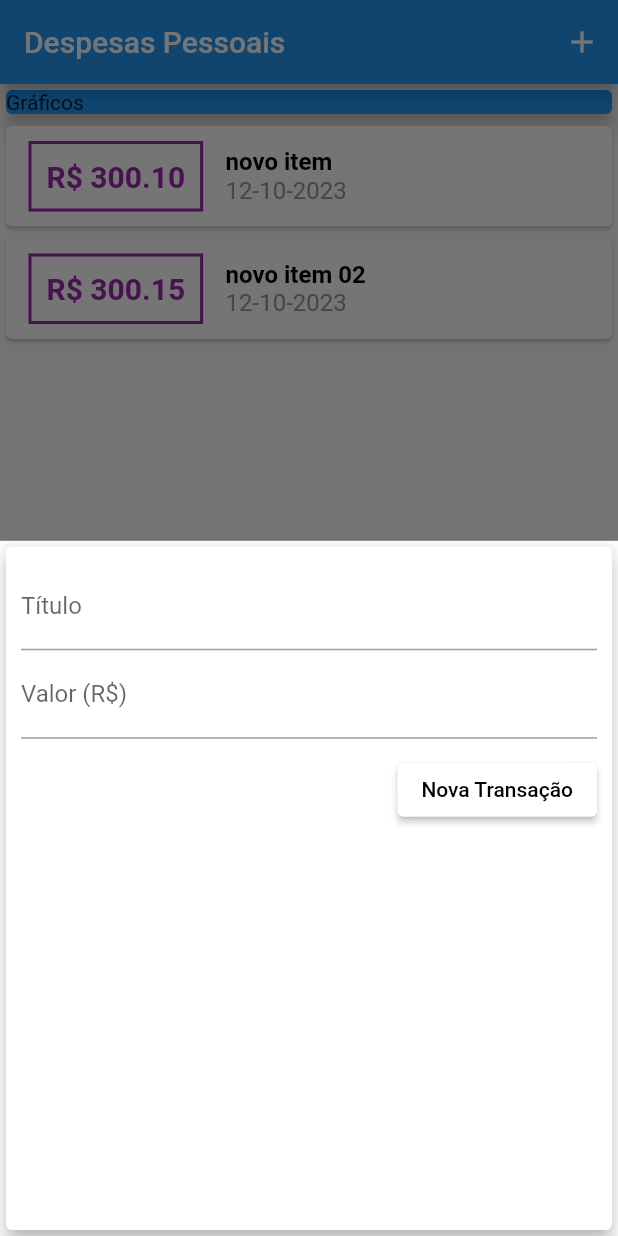
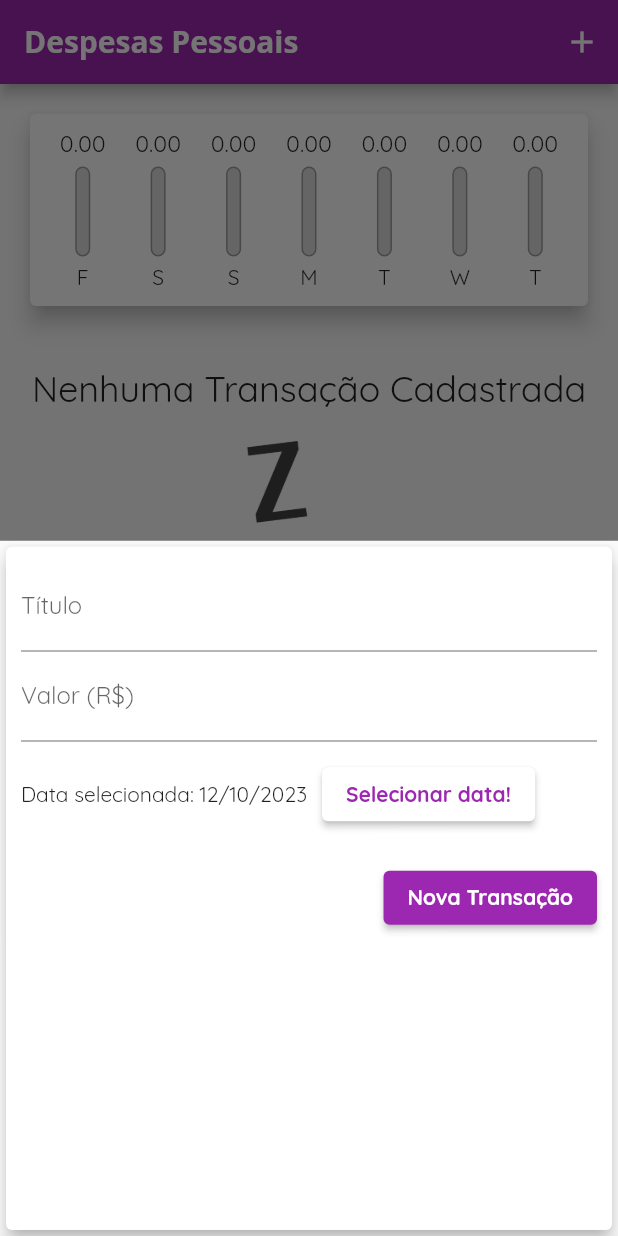
Before and after one commit to Roni-Blive/expenses, a Flutter app: the screen it shows after launch, after a tap on the "add" icon, on a phone screen of 412 x 824 dp. Run offline on Flutter 3.47's test engine with Material 2 defaults, Android fonts, the phone set to English and light mode, and no system bars.

```diff
--- /dev/null
+++ b/lib/components/chart.dart
@@ -0,0 +1,65 @@
+import 'package:expenses/components/chart_bar.dart';
+import 'package:expenses/models/transaction.dart';
+import 'package:flutter/material.dart';
+import 'package:intl/intl.dart';
+
+class Chart extends StatelessWidget {
+  const Chart(this.recentsTransaction, {super.key});
+
+  final List<Transaction> recentsTransaction;
+
+  List<Map<String, Object>> get groupedTransactrions {
+    return List.generate(7, (index) {
+      final weekDay = DateTime.now().subtract(Duration(days: index));
+
+      double totalSum = 0.0;
+
+      for (var i = 0; i < recentsTransaction.length; i++) {
+        bool sameDay = recentsTransaction[i].date.day == weekDay.day;
+        bool sameMoth = recentsTransaction[i].date.month == weekDay.month;
+        bool sameYear = recentsTransaction[i].date.year == weekDay.year;
+
+        if (sameYear && sameMoth && sameDay) {
+          totalSum += recentsTransaction[i].value;
+        }
+      }
+
+      return {
+        "day": DateFormat.E().format(weekDay)[0],
+        "value": totalSum,
+      };
+    }).reversed.toList();
+  }
+
+  double get _weekTotalValue {
+    return groupedTransactrions.fold(0.0, (sum, tr) {
+      return sum + (tr["value"] as double);
+    });
+  }
+
+  @override
+  Widget build(BuildContext context) {
+    return Card(
+      elevation: 6,
+      margin: const EdgeInsets.all(20),
+      child: Padding(
+        padding: const EdgeInsets.all(10),
+        child: Row(
+          mainAxisAlignment: MainAxisAlignment.spaceAround,
+          children: groupedTransactrions.map((tr) {
+            return Flexible(
+              fit: FlexFit.tight,
+              child: ChartBar(
+                label: tr["day"].toString(),
+                value: (tr["value"] as double),
+                pecentage: _weekTotalValue == 0
+                    ? 0
+                    : (tr["value"] as double) / _weekTotalValue,
+              ),
+            );
+          }).toList(),
+        ),
+      ),
+    );
+  }
+}
--- /dev/null
+++ b/lib/components/chart_bar.dart
@@ -0,0 +1,65 @@
+import 'package:flutter/material.dart';
+
+class ChartBar extends StatelessWidget {
+  const ChartBar({
+    super.key,
+    this.label,
+    this.pecentage,
+    this.value,
+  });
+
+  final String? label;
+  final double? value;
+  final double? pecentage;
+
+  @override
+  Widget build(BuildContext context) {
+    return Column(
+      children: [
+        SizedBox(
+          height: 20,
+          child: FittedBox(
+            child: Text(value!.toStringAsFixed(2)),
+          ),
+        ),
+        const SizedBox(
+          height: 5,
+        ),
+        Container(
+          height: 60,
+          width: 10,
+          child: Stack(
+            alignment: Alignment.bottomCenter,
+            children: [
+              Container(
+                decoration: BoxDecoration(
+                  border: Border.all(
+                    color: Colors.grey,
+                    width: 1.0,
+                  ),
+                  color: const Color.fromRGBO(220, 220, 220, 1),
+                  borderRadius: BorderRadius.circular(5),
+                ),
+              ),
+              FractionallySizedBox(
+                heightFactor: pecentage,
+                child: Container(
+                  decoration: BoxDecoration(
+                    color: Theme.of(context).primaryColor,
+                    borderRadius: BorderRadius.circular(5),
+                  ),
+                ),
+              ),
+            ],
+          ),
+        ),
+        const SizedBox(
+          height: 5,
+        ),
+        Text(
+          label.toString(),
+        ),
+      ],
+    );
+  }
+}
--- a/lib/components/transaciton_form.dart
+++ b/lib/components/transaciton_form.dart
@@ -1,9 +1,10 @@
 import 'package:flutter/material.dart';
+import 'package:intl/intl.dart';
 
 class TransactionForm extends StatefulWidget {
   const TransactionForm(this.onSubmit, {super.key});
 
-  final void Function(String, double) onSubmit;
+  final void Function(String, double, DateTime) onSubmit;
 
   @override
   State<TransactionForm> createState() => _TransactionFormState();
@@ -14,16 +15,35 @@ class _TransactionFormState extends State<TransactionForm> {
 
   final TextEditingController titleController = TextEditingController();
 
+  DateTime _selectedDate = DateTime.now();
+
   void _submit() {
     final String title = titleController.text;
     final double value = double.tryParse(valueController.text) ?? 0.0;
+    final DateTime dateTime = _selectedDate;
 
     if (title.isEmpty || value <= 0) return;
 
     widget.onSubmit(
       title,
       value,
+      dateTime,
     );
+  }
+
+  void _showDatePicker() {
+    showDatePicker(
+      context: context,
+      initialDate: DateTime.now(),
+      firstDate: DateTime(2019),
+      lastDate: DateTime.now(),
+    ).then((pickedDate) {
+      if (pickedDate == null) return;
+
+      setState(() {
+        _selectedDate = pickedDate;
+      });
+    });
   }
 
   @override
@@ -50,6 +70,31 @@ class _TransactionFormState extends State<TransactionForm> {
                 labelText: "Valor (R\$)",
               ),
             ),
+            SizedBox(
+              height: 70,
+              child: Row(
+                children: [
+                  Text(
+                    "Data selecionada: ${DateFormat('d/M/y').format(_selectedDate)}",
+                  ),
+                  Container(
+                    margin: const EdgeInsets.all(10),
+                    child: ElevatedButton(
+                      style: const ButtonStyle(
+                        foregroundColor:
+                            MaterialStatePropertyAll(Colors.purple),
+                        backgroundColor: MaterialStatePropertyAll(Colors.white),
+                      ),
+                      onPressed: _showDatePicker,
+                      child: const Text(
+                        "Selecionar data!",
+                        style: TextStyle(fontWeight: FontWeight.bold),
+                      ),
+                    ),
+                  )
+                ],
+              ),
+            ),
             Row(
               mainAxisAlignment: MainAxisAlignment.end,
               children: [
@@ -57,12 +102,11 @@ class _TransactionFormState extends State<TransactionForm> {
                   padding: const EdgeInsets.fromLTRB(0, 10, 0, 0),
                   child: ElevatedButton(
                     onPressed: _submit,
-                    style: const ButtonStyle(
-                      backgroundColor: MaterialStatePropertyAll(Colors.white),
-                    ),
                     child: const Text(
                       "Nova Transação",
-                      style: TextStyle(color: Colors.black),
+                      style: TextStyle(
+                        fontWeight: FontWeight.bold,
+                      ),
                     ),
                   ),
                 ),
--- a/lib/components/transations_list.dart
+++ b/lib/components/transations_list.dart
@@ -3,62 +3,68 @@ import '../models/transaction.dart';
 import 'package:intl/intl.dart';
 
 class TransactionList extends StatelessWidget {
-  const TransactionList(this.transactions, {super.key});
+  const TransactionList(this.transactions,this.removeTransaction, {super.key});
 
   final List<Transaction> transactions;
+  final void Function(String) removeTransaction;
 
   @override
   Widget build(BuildContext context) {
     return SizedBox(
-      height: 600,
-      child: ListView.builder(
+      height: 400,
+      child: transactions.isEmpty
+          ? Column(
+              children: [
+                const SizedBox(
+                  height: 20,
+                ),
+                Text(
+                  "Nenhuma Transação Cadastrada",
+                  style: Theme.of(context).textTheme.headlineSmall,
+                ),
+                const SizedBox(
+                  height: 20,
+                ),
+                SizedBox(
+                  height: 200,
+                  child: Image.asset(
+                    'assets/images/waiting.png',
+                    fit: BoxFit.cover,
+                  ),
+                ),
+              ],
+            )
+          : ListView.builder(
               itemCount: transactions.length,
               itemBuilder: (ctx, index) {
                 final tr = transactions[index];
                 return Card(
-              child: Row(
-                children: [
-                  Container(
+                  elevation: 5,
                   margin: const EdgeInsets.symmetric(
-                      horizontal: 15,
-                      vertical: 10,
+                    vertical: 8,
+                    horizontal: 10,
                   ),
-                    decoration: BoxDecoration(
-                        border: Border.all(
-                      color: Colors.purple,
-                      width: 2,
-                    )),
-                    padding: const EdgeInsets.all(10),
-                    child: Text(
-                      "R\$ ${tr.value.toStringAsFixed(2)}",
-                      style: const TextStyle(
-                        fontWeight: FontWeight.bold,
-                        fontSize: 20,
-                        color: Colors.purple,
+                  child: ListTile(
+                    leading: CircleAvatar(
+                      radius: 30,
+                      child: Padding(
+                        padding: const EdgeInsets.all(6),
+                        child: FittedBox(
+                          child: Text("R\$${tr.value.toStringAsFixed(2)}"),
                         ),
                       ),
                     ),
-                  Column(
-                    crossAxisAlignment: CrossAxisAlignment.start,
-                    children: [
-                      Text(
+                    title: Text(
                       tr.title,
-                        style: const TextStyle(
-                          fontSize: 16,
-                          fontWeight: FontWeight.bold,
-                          color: Colors.black,
+                      style: Theme.of(context).textTheme.headlineSmall,
                     ),
+                    subtitle: Text(
+                      DateFormat('d MMM y').format(tr.date),
                     ),
-                      Text(
-                        DateFormat("dd-MM-y").format(tr.date),
-                        style: const TextStyle(
-                          fontSize: 16,
-                          color: Color.fromARGB(255, 150, 154, 152),
+                    trailing: IconButton(
+                      onPressed: () => removeTransaction(tr.id),
+                      icon: const Icon(Icons.delete),
                     ),
-                      ),
-                    ],
-                  ),
-                ],
                   ),
                 );
               }),
--- a/lib/main.dart
+++ b/lib/main.dart
@@ -1,5 +1,6 @@
 import 'dart:math';
 
+import 'package:expenses/components/chart.dart';
 import 'package:expenses/components/transaciton_form.dart';
 import 'package:expenses/components/transations_list.dart';
 import 'package:expenses/models/transaction.dart';
@@ -15,13 +16,25 @@ class ExpensesApp extends StatelessWidget {
   @override
   Widget build(BuildContext context) {
     return MaterialApp(
-      home: MyHomePage(),
+      home: const MyHomePage(),
+      theme: ThemeData(
+        primarySwatch: Colors.purple,
+        fontFamily: 'Quicksand',
+        appBarTheme: const AppBarTheme(
+          titleTextStyle: TextStyle(
+            fontFamily: 'OpenSans',
+            fontWeight: FontWeight.bold,
+            color: Colors.white,
+            fontSize: 20,
+          ),
+        ),
+      ),
     );
   }
 }
 
 class MyHomePage extends StatefulWidget {
-  MyHomePage({super.key});
+  const MyHomePage({super.key});
 
   @override
   State<MyHomePage> createState() => _MyHomePageState();
@@ -36,27 +49,22 @@ class _MyHomePageState extends State<MyHomePage> {
         });
   }
 
-  final _transactions = [
-    Transaction(
-      id: 't1',
-      title: "novo item",
-      value: 300.10,
-      date: DateTime.now(),
-    ),
-    Transaction(
-      id: 't2',
-      title: "novo item 02",
-      value: 300.15,
-      date: DateTime.now(),
-    ),
-  ];
+  final List<Transaction> _transactions = [];
 
-  void _addTransaction(String title, double value) {
+  List<Transaction> get _recentransactions {
+    return _transactions.where((tr) {
+      return tr.date.isAfter(DateTime.now().subtract(
+        const Duration(days: 7),
+      ));
+    }).toList();
+  }
+
+  void _addTransaction(String title, double value, DateTime dateTime) {
     final newTrasaction = Transaction(
       id: Random().nextInt(1000).toString(),
       title: title,
       value: value,
-      date: DateTime.now(),
+      date: dateTime,
     );
 
     setState(() {
@@ -66,11 +74,20 @@ class _MyHomePageState extends State<MyHomePage> {
     Navigator.of(context).pop();
   }
 
+  void _deleteTRansaction(String id)
+  {
+    setState(() {
+      _transactions.removeWhere((tr) => tr.id == id);
+    });
+  }
+
   @override
   Widget build(BuildContext context) {
     return Scaffold(
       appBar: AppBar(
-        title: const Text("Despesas Pessoais"),
+        title: const Text(
+          "Despesas Pessoais",
+        ),
         actions: [
           IconButton(
             onPressed: () => _openTransactionFormModal(context),
@@ -82,15 +99,8 @@ class _MyHomePageState extends State<MyHomePage> {
         child: Column(
           crossAxisAlignment: CrossAxisAlignment.stretch,
           children: <Widget>[
-            const SizedBox(
-              width: double.infinity,
-              child: Card(
-                color: Colors.blue,
-                elevation: 5,
-                child: Text("Gráficos"),
-              ),
-            ),
-            TransactionList(_transactions),
+            Chart(_recentransactions),
+            TransactionList(_transactions, _deleteTRansaction),
           ],
         ),
       ),
```
Also changed, not shown: pubspec.yaml (+13 -9 lines), assets/fonts/OpenSans-Bold.ttf (added), assets/fonts/OpenSans-Regular.ttf (added), assets/fonts/Quicksand-Bold.ttf (added), assets/fonts/Quicksand-Light.ttf (added), assets/fonts/Quicksand-Medium.ttf (added), assets/fonts/Quicksand-Regular.ttf (added), assets/images/waiting.png (added), 1 other file. Lines whose indentation alone changed are shown as unchanged.
